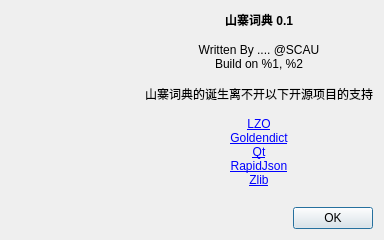
Above: edict/dialogabout.ui from LinkDoyle/FlowDict before the change. Below: the same form after it.
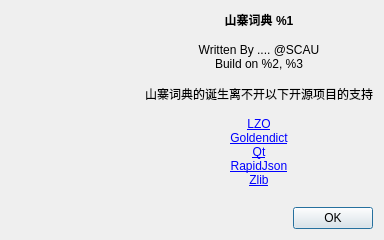
That is the form after the change. Icons and pictures are not drawn.

Diff of the .ui file:
```diff
--- a/edict/dialogabout.ui
+++ b/edict/dialogabout.ui
@@ -54,10 +54,10 @@
 &lt;html&gt;&lt;head&gt;&lt;meta name=&quot;qrichtext&quot; content=&quot;1&quot; /&gt;&lt;style type=&quot;text/css&quot;&gt;
 p, li { white-space: pre-wrap; }
 &lt;/style&gt;&lt;/head&gt;&lt;body style=&quot; font-family:'SimSun'; font-size:9pt; font-weight:400; font-style:normal;&quot;&gt;
-&lt;p align=&quot;center&quot; style=&quot; margin-top:0px; margin-bottom:0px; margin-left:0px; margin-right:0px; -qt-block-indent:0; text-indent:0px;&quot;&gt;&lt;span style=&quot; font-weight:600;&quot;&gt;山寨词典 0.1&lt;/span&gt;&lt;/p&gt;
+&lt;p align=&quot;center&quot; style=&quot; margin-top:0px; margin-bottom:0px; margin-left:0px; margin-right:0px; -qt-block-indent:0; text-indent:0px;&quot;&gt;&lt;span style=&quot; font-weight:600;&quot;&gt;山寨词典 %1&lt;/span&gt;&lt;/p&gt;
 &lt;p align=&quot;center&quot; style=&quot;-qt-paragraph-type:empty; margin-top:0px; margin-bottom:0px; margin-left:0px; margin-right:0px; -qt-block-indent:0; text-indent:0px;&quot;&gt;&lt;br /&gt;&lt;/p&gt;
 &lt;p align=&quot;center&quot; style=&quot; margin-top:0px; margin-bottom:0px; margin-left:0px; margin-right:0px; -qt-block-indent:0; text-indent:0px;&quot;&gt;Written By .... @SCAU&lt;/p&gt;
-&lt;p align=&quot;center&quot; style=&quot; margin-top:0px; margin-bottom:0px; margin-left:0px; margin-right:0px; -qt-block-indent:0; text-indent:0px;&quot;&gt;Build on %1, %2&lt;/p&gt;
+&lt;p align=&quot;center&quot; style=&quot; margin-top:0px; margin-bottom:0px; margin-left:0px; margin-right:0px; -qt-block-indent:0; text-indent:0px;&quot;&gt;Build on %2, %3&lt;/p&gt;
 &lt;p align=&quot;center&quot; style=&quot;-qt-paragraph-type:empty; margin-top:0px; margin-bottom:0px; margin-left:0px; margin-right:0px; -qt-block-indent:0; text-indent:0px;&quot;&gt;&lt;br /&gt;&lt;/p&gt;
 &lt;p align=&quot;center&quot; style=&quot; margin-top:0px; margin-bottom:0px; margin-left:0px; margin-right:0px; -qt-block-indent:0; text-indent:0px;&quot;&gt;山寨词典的诞生离不开以下开源项目的支持&lt;/p&gt;
 &lt;p align=&quot;center&quot; style=&quot;-qt-paragraph-type:empty; margin-top:0px; margin-bottom:0px; margin-left:0px; margin-right:0px; -qt-block-indent:0; text-indent:0px;&quot;&gt;&lt;br /&gt;&lt;/p&gt;
```
